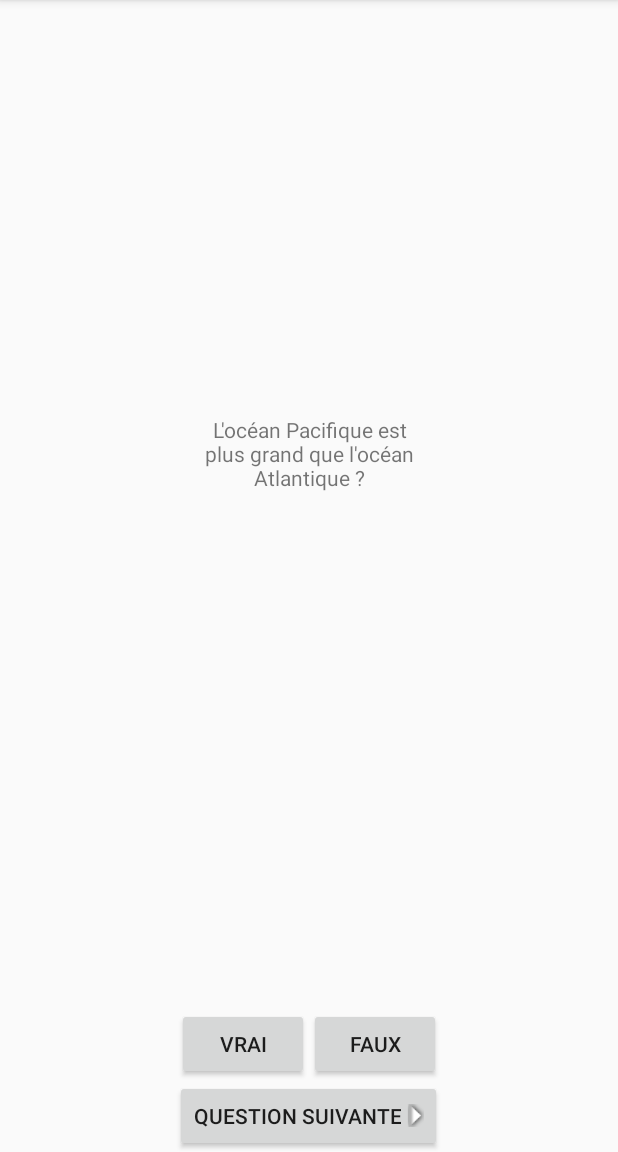
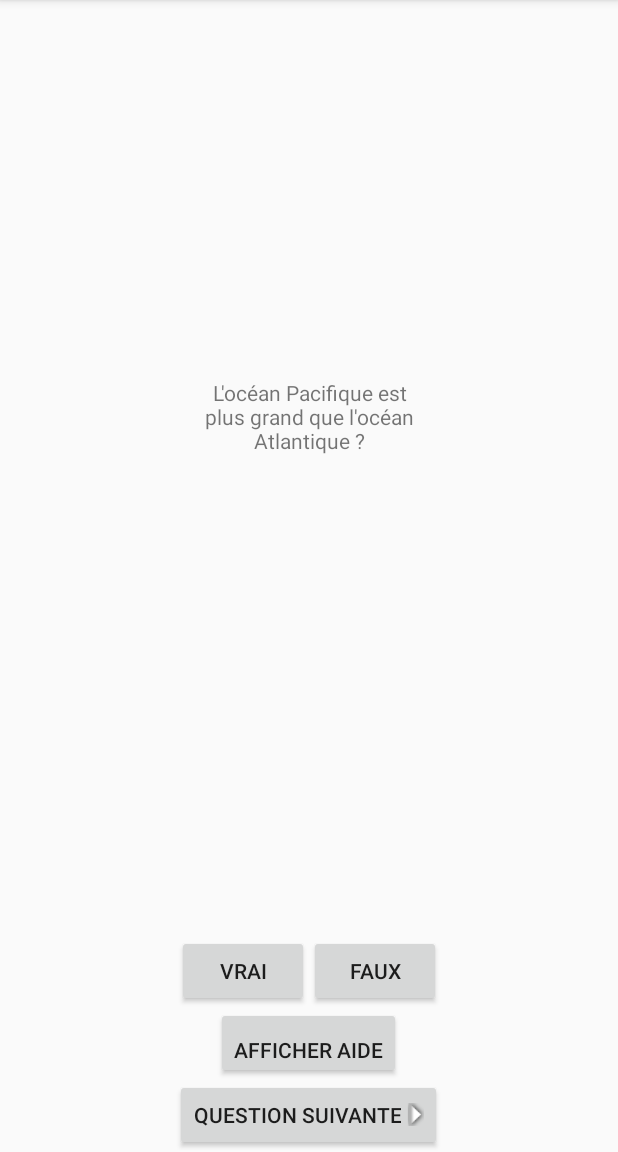
Before and after one commit to merwansthan/quizz2, an Android app: the screen it shows after launch (MainActivity), on a phone screen of 412 x 824 dp, the part 84-1236 px from its top. Run offline under Robolectric (Android 15) with nearby library versions, the phone set to English and light mode, and no system bars.

Commit message:
diapo 35

```diff
--- a/app/src/main/java/com/example/quizz/MainActivity.java
+++ b/app/src/main/java/com/example/quizz/MainActivity.java
@@ -2,6 +2,7 @@ package com.example.quizz;
 
 import androidx.appcompat.app.AppCompatActivity;
 
+import android.content.Intent;
 import android.os.Bundle;
 import android.util.Log;
 import android.view.View;
@@ -17,11 +18,12 @@ public class MainActivity extends AppCompatActivity {
     private Button mBoutonVrai;
     private Button mBoutonFaux;
     private Button mBoutonSuivant;
+    private Button monBoutonAide;
     private TextView mQuestionTextView;
     private static final String TAG = "quizz";
     private static final String KEY_INDEX = "index";
 
-        private VraiFaux[] mTabQuestions = new VraiFaux[] {
+    private VraiFaux[] mTabQuestions = new VraiFaux[]{
             new VraiFaux(R.string.question_oceans, true),
             new VraiFaux(R.string.question_africa, false),
             new VraiFaux(R.string.question_americas, true),
@@ -41,7 +43,7 @@ public class MainActivity extends AppCompatActivity {
 
         int messReponseId = 0;
 
-        messReponseId = (userVrai==reponseVraie) ? R.string.toast_correct : R.string.toast_faux;
+        messReponseId = (userVrai == reponseVraie) ? R.string.toast_correct : R.string.toast_faux;
 
         Toast.makeText(MainActivity.this, messReponseId, Toast.LENGTH_SHORT).show();
     }
@@ -51,7 +53,7 @@ public class MainActivity extends AppCompatActivity {
         super.onCreate(savedInstanceState);
         //on récupère la valeur de mIndexActuel
         if (savedInstanceState != null) {
-            mIndexActuel = savedInstanceState.getInt(KEY_INDEX,0);
+            mIndexActuel = savedInstanceState.getInt(KEY_INDEX, 0);
         }
         Log.d(TAG, "onCreate appelée");
         setContentView(R.layout.content_main);
@@ -80,13 +82,23 @@ public class MainActivity extends AppCompatActivity {
         mBoutonSuivant.setOnClickListener(new View.OnClickListener() {
             @Override
             public void onClick(View v) {
-                mIndexActuel = (mIndexActuel + 1)% mTabQuestions.length;
+                mIndexActuel = (mIndexActuel + 1) % mTabQuestions.length;
                 int question = mTabQuestions[mIndexActuel].getmQuestion();
                 mQuestionTextView.setText(question);
             }
         });
 
         majQuestion();
+
+        monBoutonAide = (Button) findViewById(R.id.boutonAfficheAide);
+        monBoutonAide.setOnClickListener(new View.OnClickListener(){
+            @Override
+            public void onClick(View v){
+                Intent intention = new Intent(MainActivity.this,AideActivity.class);
+                startActivity(intention);
+            }
+        });
+
     }
 
     @Override
@@ -122,7 +134,7 @@ public class MainActivity extends AppCompatActivity {
     @Override
     public void onSaveInstanceState(Bundle outState) {
         super.onSaveInstanceState(outState);
-        Log.i(TAG,"onSaveInstanceState");
+        Log.i(TAG, "onSaveInstanceState");
         outState.putInt(KEY_INDEX, mIndexActuel);
     }
 
--- a/app/src/main/res/layout-land/content_main.xml
+++ b/app/src/main/res/layout-land/content_main.xml
@@ -31,6 +31,12 @@
             android:text="@string/bouton_faux" />
     </LinearLayout>
     <Button
+        android:id="@+id/boutonAfficheAide"
+        android:layout_width="wrap_content"
+        android:layout_height="wrap_content"
+        android:text="@string/bouton_afficheAide"
+        android:layout_gravity="bottom|center"/>
+    <Button
         android:id="@+id/bouton_suivant"
         android:layout_width="wrap_content"
         android:layout_height="wrap_content"
--- a/app/src/main/res/layout/content_main.xml
+++ b/app/src/main/res/layout/content_main.xml
@@ -36,6 +36,12 @@
             android:text="@string/bouton_faux" />
     </LinearLayout>
     <Button
+        android:id="@+id/boutonAfficheAide"
+        android:layout_width="wrap_content"
+        android:layout_height="wrap_content"
+        android:text="@string/bouton_afficheAide"
+        android:gravity="bottom|center"/>
+    <Button
         android:id="@+id/bouton_suivant"
         android:layout_width="wrap_content"
         android:layout_height="wrap_content"
--- a/app/src/main/res/values/strings.xml
+++ b/app/src/main/res/values/strings.xml
@@ -10,4 +10,10 @@
     <string name="question_africa">La source du Nile est en Egypte ?</string>
     <string name="question_americas">L\'amazonie est la rivière la plus longue d\'Amérique du Sud ?</string>
     <string name="question_asia">Le lac Baikal est le lac d\'eau douce le plus ancien et le plus profond ?</string>
+
+    <string name="text_attention">Etes-vous sûr de vouloir faire cela ?</string>
+    <string name="bouton_afficheAide">Afficher aide</string>
+    <string name="title_activity_aide">Aide </string>
+
+
 </resources>
```
Also changed, not shown: app/src/main/AndroidManifest.xml (+8 -0 lines), app/src/main/java/com/example/quizz/AideActivity.java (added, +14 -0 lines), app/src/main/res/layout/activity_aide.xml (added, +29 -0 lines), app/src/main/res/layout/content_aide.xml (added, +29 -0 lines). Lines whose indentation alone changed are shown as unchanged.
